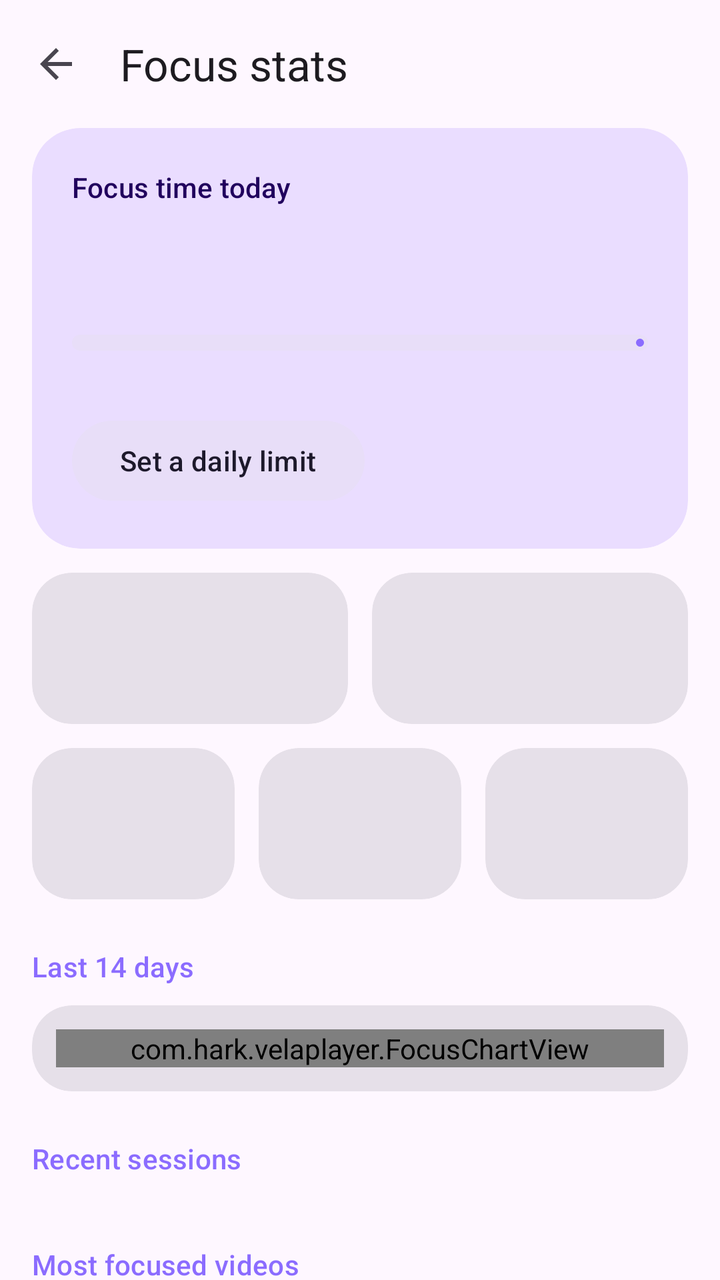
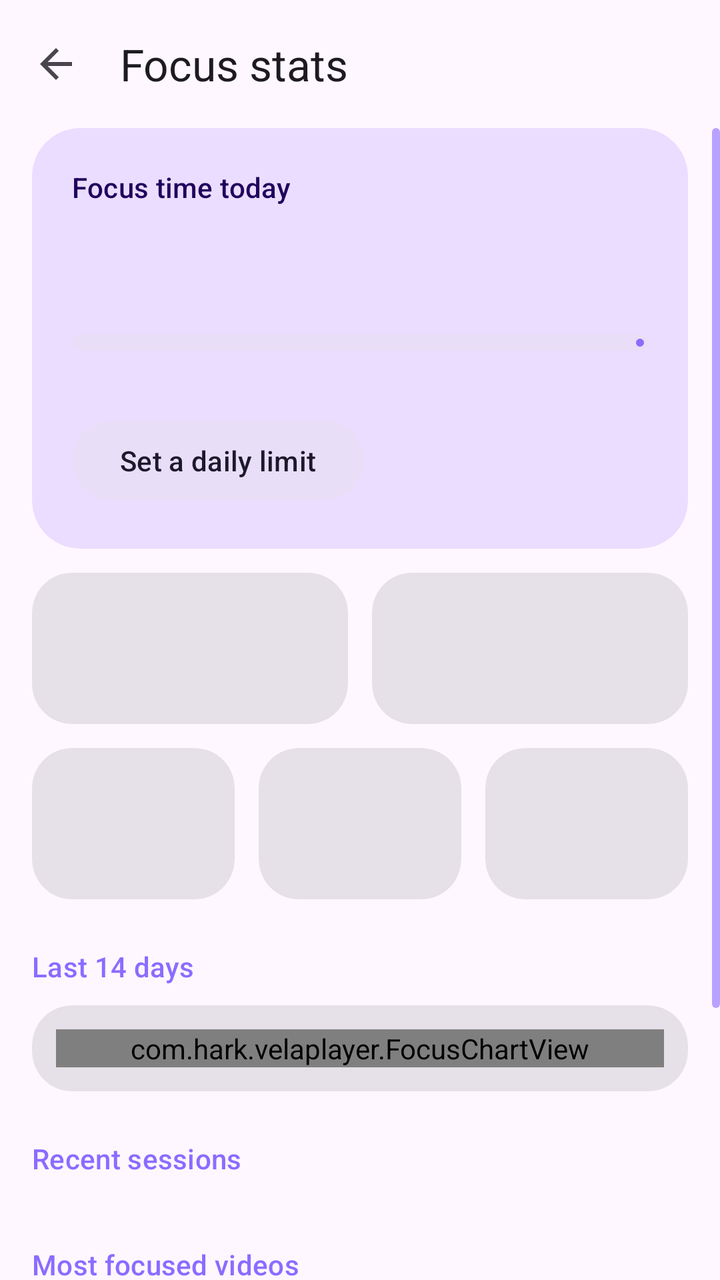

Before-and-after screenshots of an Android layout around one commit, followed by the original layout XML and the change that was made.
<!-- AndroidManifest.xml: application theme Theme.Vela -->
<!-- res/layout/activity_focus.xml -->
<?xml version="1.0" encoding="utf-8"?>
<LinearLayout xmlns:android="http://schemas.android.com/apk/res/android"
    xmlns:app="http://schemas.android.com/apk/res-auto"
    android:layout_width="match_parent" android:layout_height="match_parent"
    android:fitsSystemWindows="true" android:orientation="vertical">

    <com.google.android.material.appbar.MaterialToolbar
        android:id="@+id/toolbar" android:layout_width="match_parent" android:layout_height="?attr/actionBarSize"
        app:navigationIcon="@drawable/ic_arrow_back" app:title="Focus stats" />

    <androidx.core.widget.NestedScrollView android:layout_width="match_parent" android:layout_height="match_parent">
        <LinearLayout android:id="@+id/content" android:layout_width="match_parent" android:layout_height="wrap_content"
            android:orientation="vertical" android:paddingHorizontal="16dp" android:paddingBottom="24dp">

            <com.google.android.material.card.MaterialCardView android:id="@+id/goalCard" style="@style/Widget.Material3.CardView.Filled"
                android:layout_width="match_parent" android:layout_height="wrap_content" app:cardCornerRadius="24dp"
                android:clickable="true" android:focusable="true"
                app:cardBackgroundColor="?attr/colorPrimaryContainer">
                <LinearLayout android:layout_width="match_parent" android:layout_height="wrap_content" android:orientation="vertical" android:padding="20dp">
                    <TextView android:layout_width="wrap_content" android:layout_height="wrap_content" android:text="Focus time today" android:textColor="?attr/colorOnPrimaryContainer" android:textAppearance="?attr/textAppearanceLabelLarge" />
                    <TextView android:id="@+id/todayValue" android:layout_width="wrap_content" android:layout_height="wrap_content" android:layout_marginTop="4dp" android:textColor="?attr/colorOnPrimaryContainer" android:textAppearance="?attr/textAppearanceDisplaySmall" />
                    <com.google.android.material.progressindicator.LinearProgressIndicator android:id="@+id/goalBar" android:layout_width="match_parent" android:layout_height="wrap_content" android:layout_marginTop="12dp" android:max="1000" app:trackCornerRadius="4dp" app:trackThickness="8dp" />
                    <TextView android:id="@+id/goalText" android:layout_width="wrap_content" android:layout_height="wrap_content" android:layout_marginTop="8dp" android:textColor="?attr/colorOnPrimaryContainer" android:textAppearance="?attr/textAppearanceBodyMedium" />
                    <com.google.android.material.button.MaterialButton android:id="@+id/goalButton" style="@style/Widget.Material3.Button.TonalButton" android:layout_width="wrap_content" android:layout_height="wrap_content" android:layout_marginTop="4dp" android:text="Set a daily limit" />
                </LinearLayout>
            </com.google.android.material.card.MaterialCardView>

            <LinearLayout android:layout_width="match_parent" android:layout_height="wrap_content" android:layout_marginTop="12dp" android:orientation="horizontal">
                <include android:id="@+id/statWeek" layout="@layout/item_stat" android:layout_width="0dp" android:layout_height="wrap_content" android:layout_weight="1" android:layout_marginEnd="6dp" />
                <include android:id="@+id/statAll" layout="@layout/item_stat" android:layout_width="0dp" android:layout_height="wrap_content" android:layout_weight="1" android:layout_marginStart="6dp" />
            </LinearLayout>
            <LinearLayout android:layout_width="match_parent" android:layout_height="wrap_content" android:layout_marginTop="12dp" android:orientation="horizontal">
                <include android:id="@+id/statVideos" layout="@layout/item_stat" android:layout_width="0dp" android:layout_height="wrap_content" android:layout_weight="1" android:layout_marginEnd="6dp" />
                <include android:id="@+id/statDone" layout="@layout/item_stat" android:layout_width="0dp" android:layout_height="wrap_content" android:layout_weight="1" android:layout_marginHorizontal="6dp" />
                <include android:id="@+id/statSessions" layout="@layout/item_stat" android:layout_width="0dp" android:layout_height="wrap_content" android:layout_weight="1" android:layout_marginStart="6dp" />
            </LinearLayout>

            <TextView style="@style/ThemeSection" android:text="Last 14 days" />
            <com.google.android.material.card.MaterialCardView style="@style/Widget.Material3.CardView.Filled" android:layout_width="match_parent" android:layout_height="wrap_content" app:cardCornerRadius="20dp">
                <com.hark.velaplayer.FocusChartView android:id="@+id/chart" android:layout_width="match_parent" android:layout_height="wrap_content" android:layout_margin="12dp" />
            </com.google.android.material.card.MaterialCardView>

            <TextView style="@style/ThemeSection" android:text="Recent sessions" />
            <LinearLayout android:id="@+id/sessions" android:layout_width="match_parent" android:layout_height="wrap_content" android:orientation="vertical" />

            <TextView style="@style/ThemeSection" android:text="Most focused videos" />
            <LinearLayout android:id="@+id/videos" android:layout_width="match_parent" android:layout_height="wrap_content" android:orientation="vertical" />

            <TextView android:layout_width="match_parent" android:layout_height="wrap_content" android:layout_marginTop="20dp" android:alpha="0.7"
                android:text="Focus time is real time spent watching with Focus Mode on. Pauses, buffering and time away from the player don't count, and it isn't the same as a video's length. Your history stays on this phone."
                android:textAppearance="?attr/textAppearanceBodySmall" />

            <LinearLayout android:layout_width="match_parent" android:layout_height="wrap_content" android:layout_marginTop="16dp" android:orientation="horizontal">
                <com.google.android.material.button.MaterialButton android:id="@+id/btnSettings" style="?attr/materialButtonOutlinedStyle" android:layout_width="0dp" android:layout_height="wrap_content" android:layout_weight="1" android:text="Focus settings" />
                <com.google.android.material.button.MaterialButton android:id="@+id/btnClear" style="@style/Widget.Material3.Button.TextButton" android:layout_width="0dp" android:layout_height="wrap_content" android:layout_marginStart="8dp" android:layout_weight="1" android:text="Clear history" android:textColor="?attr/colorError" />
            </LinearLayout>
        </LinearLayout>
    </androidx.core.widget.NestedScrollView>
</LinearLayout>
<!-- res/layout/item_stat.xml (included above) -->
<?xml version="1.0" encoding="utf-8"?>
<com.google.android.material.card.MaterialCardView xmlns:android="http://schemas.android.com/apk/res/android"
    xmlns:app="http://schemas.android.com/apk/res-auto"
    style="@style/Widget.Material3.CardView.Filled"
    android:layout_width="match_parent" android:layout_height="wrap_content" app:cardCornerRadius="20dp">
    <LinearLayout android:layout_width="match_parent" android:layout_height="wrap_content" android:orientation="vertical" android:padding="14dp">
        <TextView android:id="@+id/statValue" android:layout_width="wrap_content" android:layout_height="wrap_content" android:maxLines="1" android:textAppearance="?attr/textAppearanceTitleLarge" />
        <TextView android:id="@+id/statLabel" android:layout_width="wrap_content" android:layout_height="wrap_content" android:layout_marginTop="2dp" android:alpha="0.7" android:textAppearance="?attr/textAppearanceBodySmall" />
    </LinearLayout>
</com.google.android.material.card.MaterialCardView>
<!-- resources referenced by this layout -->
<resources>
  <!-- drawable ic_arrow_back (drawable) -->
  <vector xmlns:android="http://schemas.android.com/apk/res/android"
      android:width="24dp" android:height="24dp" android:viewportWidth="24" android:viewportHeight="24"
      android:tint="?attr/colorControlNormal">
      <path android:fillColor="@android:color/white" android:pathData="M20,11H7.83l5.59,-5.59L12,4l-8,8 8,8 1.41,-1.41L7.83,13H20v-2z"/>
  </vector>
  <style name="Theme.Vela" parent="Theme.Material3.DayNight.NoActionBar">
          <item name="colorPrimary">@color/accent</item>
          <item name="colorSecondary">@color/accent</item>
          <item name="colorTertiary">@color/accent</item>
          <item name="android:statusBarColor">?attr/colorSurface</item>
          <item name="android:windowLightStatusBar" tools:targetApi="m">@bool/vela_light_status_bar</item>
          <item name="colorAccentSeed">@color/accent</item>
          <item name="windowActionModeOverlay">true</item>
          <item name="actionModeCloseDrawable">@drawable/ic_close</item>
          <item name="android:windowAnimationStyle">@style/VelaWindowAnim</item>
          <item name="chipStyle">@style/VelaChip</item>
          <item name="bottomSheetDialogTheme">@style/VelaBottomSheet</item>
          <item name="materialAlertDialogTheme">@style/VelaDialog</item>
      </style>
  <color name="accent">#8B6CFF</color>
  <style name="VelaWindowAnim" parent="@android:style/Animation.Activity">
          <item name="android:activityOpenEnterAnimation">@anim/nav_push_enter</item>
          <item name="android:activityOpenExitAnimation">@anim/nav_push_exit</item>
          <item name="android:activityCloseEnterAnimation">@anim/nav_pop_enter</item>
          <item name="android:activityCloseExitAnimation">@anim/nav_pop_exit</item>
      </style>
  <style name="VelaChip" parent="Widget.Material3.Chip.Filter">
          <item name="shapeAppearanceOverlay">@style/PillShape</item>
      </style>
  <style name="VelaBottomSheet" parent="ThemeOverlay.Material3.BottomSheetDialog">
          <item name="bottomSheetStyle">@style/VelaBottomSheetStyle</item>
      </style>
  <style name="VelaDialog" parent="ThemeOverlay.Material3.MaterialAlertDialog">
          <item name="shapeAppearanceOverlay">@style/DialogShape</item>
          <item name="android:windowAnimationStyle">@style/VelaDialogAnim</item>
      </style>
  <style name="PillShape">
          <item name="cornerFamily">rounded</item>
          <item name="cornerSize">50%</item>
      </style>
  <style name="VelaBottomSheetStyle" parent="Widget.Material3.BottomSheet.Modal">
          <item name="shapeAppearance">@style/SheetShape</item>
      </style>
  <style name="DialogShape">
          <item name="cornerFamily">rounded</item>
          <item name="cornerSize">28dp</item>
      </style>
  <style name="VelaDialogAnim" parent="@android:style/Animation.Dialog">
          <item name="android:windowEnterAnimation">@anim/dialog_enter</item>
          <item name="android:windowExitAnimation">@anim/dialog_exit</item>
      </style>
  <style name="SheetShape">
          <item name="cornerFamily">rounded</item>
          <item name="cornerSizeTopLeft">28dp</item>
          <item name="cornerSizeTopRight">28dp</item>
          <item name="cornerSizeBottomLeft">0dp</item>
          <item name="cornerSizeBottomRight">0dp</item>
      </style>
  <!-- unchanged entries left out for length: 2 -->
</resources>

<!-- the commit's change to res/layout/activity_focus.xml (unified diff, before → after) -->
@@ -8,7 +8,7 @@
         android:id="@+id/toolbar" android:layout_width="match_parent" android:layout_height="?attr/actionBarSize"
         app:navigationIcon="@drawable/ic_arrow_back" app:title="Focus stats" />
 
-    <androidx.core.widget.NestedScrollView android:layout_width="match_parent" android:layout_height="match_parent">
+    <androidx.core.widget.NestedScrollView android:scrollbars="vertical" android:layout_width="match_parent" android:layout_height="match_parent">
         <LinearLayout android:id="@+id/content" android:layout_width="match_parent" android:layout_height="wrap_content"
             android:orientation="vertical" android:paddingHorizontal="16dp" android:paddingBottom="24dp">
 
<!-- resource entries referenced after the edit -->
@@ -19,6 +19,12 @@
           <item name="chipStyle">@style/VelaChip</item>
           <item name="bottomSheetDialogTheme">@style/VelaBottomSheet</item>
           <item name="materialAlertDialogTheme">@style/VelaDialog</item>
+          
+          <item name="android:scrollbarThumbVertical">@drawable/scrollbar_thumb</item>
+          <item name="android:scrollbarSize">4dp</item>
+          <item name="android:scrollbarFadeDuration">300</item>
+          <item name="android:scrollbarDefaultDelayBeforeFade">1000</item>
+          <item name="android:scrollbarStyle">insideOverlay</item>
       </style>
   <color name="accent">#8B6CFF</color>
   <style name="VelaWindowAnim" parent="@android:style/Animation.Activity">
@@ -37,6 +43,13 @@
           <item name="shapeAppearanceOverlay">@style/DialogShape</item>
           <item name="android:windowAnimationStyle">@style/VelaDialogAnim</item>
       </style>
+  <!-- drawable scrollbar_thumb (drawable) -->
+  <?xml version="1.0" encoding="utf-8"?>
+  <shape xmlns:android="http://schemas.android.com/apk/res/android" android:shape="rectangle">
+      <solid android:color="@color/primary_a60" />
+      <corners android:radius="2dp" />
+      <size android:width="4dp" />
+  </shape>
   <style name="PillShape">
           <item name="cornerFamily">rounded</item>
           <item name="cornerSize">50%</item>
